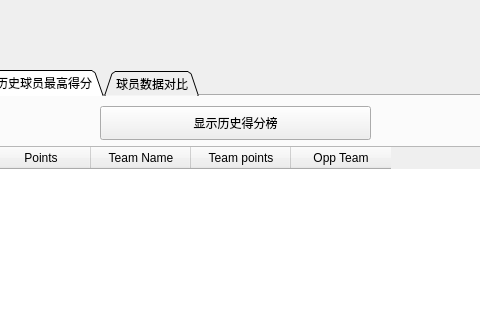
First picture: the form in venv/normal_user.ui, repository pickerxxr/Database_project_5012, before the edit; both pictures show x 292 to 772 and y 0 to 320 of the 1060 by 860 pixel window.
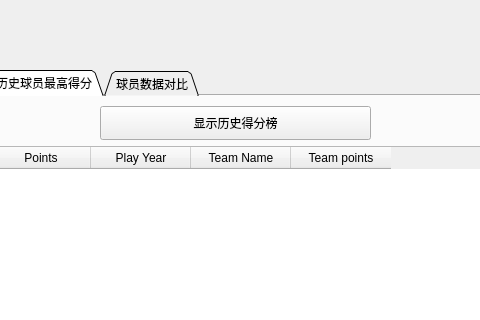
Second picture: the form after the edit. Custom widgets are drawn as their Qt base class.

```diff
--- a/venv/normal_user.ui
+++ b/venv/normal_user.ui
@@ -473,6 +473,11 @@
        <string>Points</string>
       </property>
      </column>
+     <column>
+      <property name="text">
+       <string>Play Year</string>
+      </property>
+     </column>
      <column>
       <property name="text">
        <string>Team Name</string>
@@ -483,11 +488,6 @@
        <string>Team points</string>
       </property>
      </column>
-     <column>
-      <property name="text">
-       <string>Opp Team</string>
-      </property>
-     </column>
     </widget>
     <widget class="QPushButton" name="hist_button">
      <property name="geometry">
```
